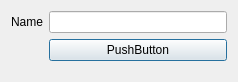
Old version of the form add_zoning.ui in the repository Mapotempo/mapotempo-qgis-plugin.
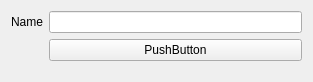
New version of the form.

```diff
--- a/add_zoning.ui
+++ b/add_zoning.ui
@@ -1,12 +1,12 @@
 <?xml version="1.0" encoding="UTF-8"?>
 <ui version="4.0">
- <class>Dialog</class>
- <widget class="QDialog" name="Dialog">
+ <class>Form</class>
+ <widget class="QWidget" name="Form">
   <property name="geometry">
    <rect>
     <x>0</x>
     <y>0</y>
-    <width>238</width>
+    <width>313</width>
     <height>82</height>
    </rect>
   </property>
```
Left out of the diff: 2 changed lines with no effect on the pictures.
